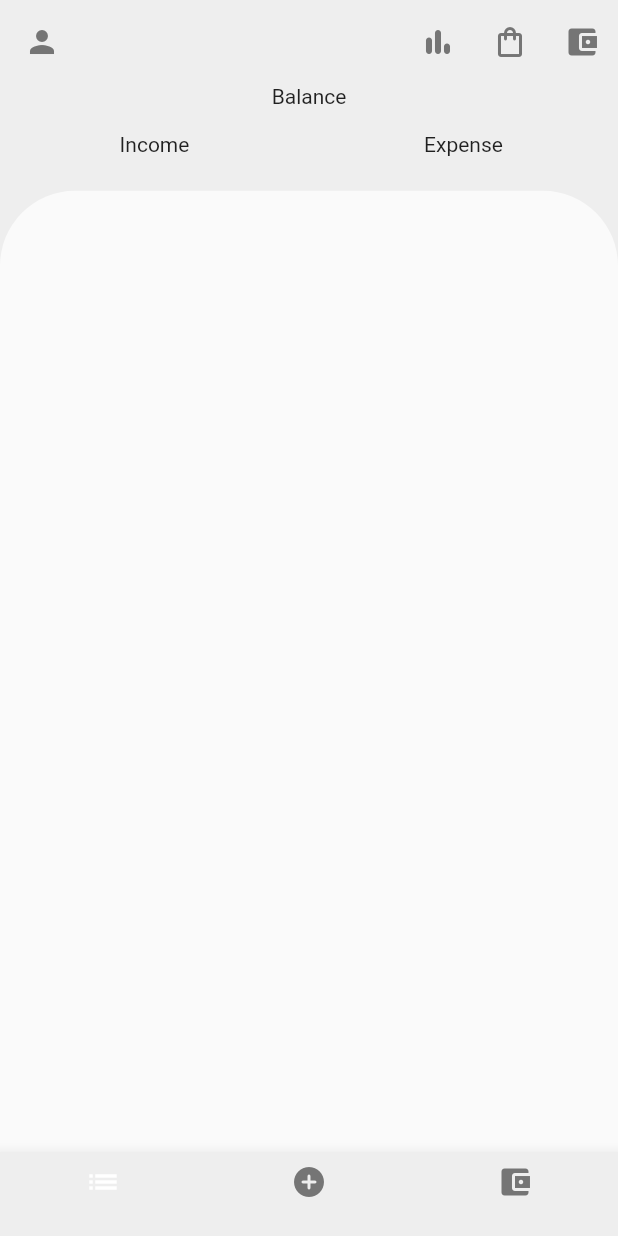
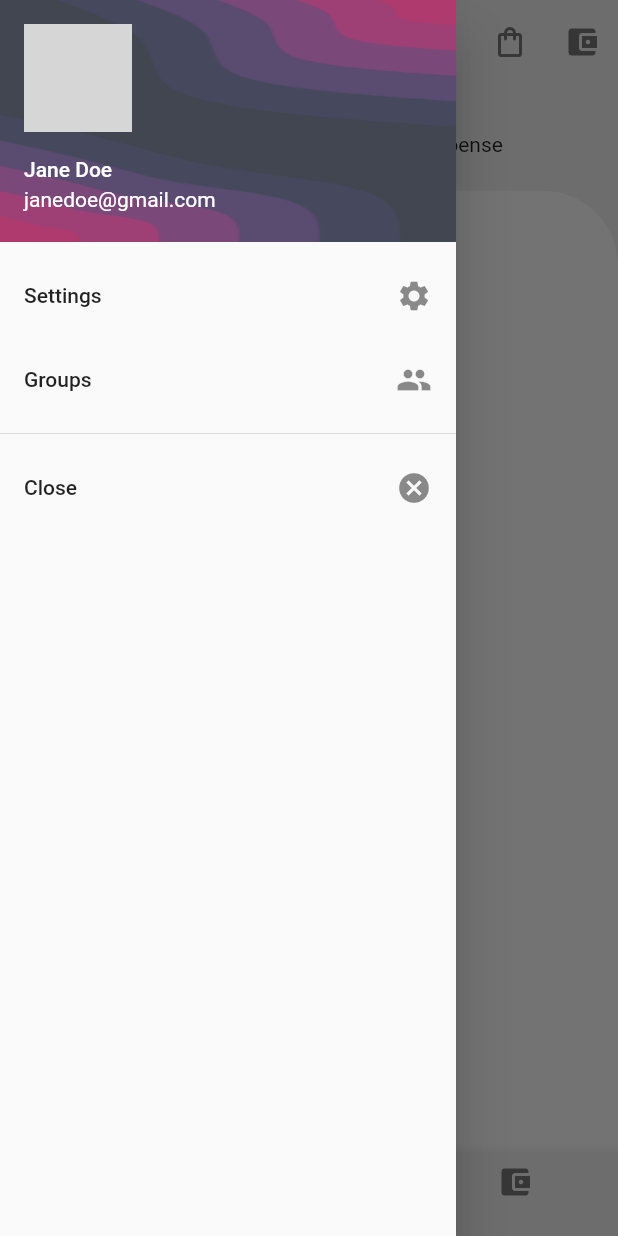
Before and after one commit to foivz/24sata-hackathon-2022-repo2-code-monkeys-1, a Flutter app: the FirstScreen screen opened directly, with the side drawer open (before the commit the screen has no drawer), on a phone screen of 412 x 824 dp. Run offline on Flutter 3.47's test engine with Material 2 defaults, Android fonts, the phone set to English and light mode, and no system bars; our stand-ins replace cloud_firestore, decimal, firebase_core, flutter_signin_button, google_fonts, intro_slider; accounts and stored records are empty; network calls fail; Roboto replaces fonts that are missing (Ubuntu); grey boxes are pictures that could not be loaded.

Commit message:
Added profile drawer.

```diff
--- a/lib/main_screen.dart
+++ b/lib/main_screen.dart
@@ -1,6 +1,8 @@
 import 'package:monkey/pages/analitics_screen.dart';
 import 'package:monkey/widgets/screen_select.dart';
 import 'package:flutter/material.dart';
+
+import 'widgets/profile_drawer.dart';
 
 class FirstScreen extends StatefulWidget {
   const FirstScreen({Key? key}) : super(key: key);
@@ -13,10 +15,10 @@ class _FirstScreenState extends State<FirstScreen> {
   Widget build(BuildContext context) {
     return WillPopScope(
         child: Scaffold(
+          drawer: const SeparatedDrawer(),
             appBar: AppBar(
               backgroundColor: Colors.grey[200],
               foregroundColor: Colors.grey[600],
-              leading: const Icon(Icons.person),
               elevation: 0,
               centerTitle: true,
               actions: <Widget>[
--- /dev/null
+++ b/lib/widgets/profile_drawer.dart
@@ -0,0 +1,60 @@
+import 'package:flutter/material.dart';
+import 'package:monkey/pages/login_screen.dart';
+
+class SeparatedDrawer extends StatefulWidget {
+  const SeparatedDrawer({Key? key}) : super(key: key);
+
+  @override
+  State<SeparatedDrawer> createState() => _SeparatedDrawerState();
+}
+
+class _SeparatedDrawerState extends State<SeparatedDrawer> {
+  @override
+  Widget build(BuildContext context) {
+    return Drawer(
+      child: ListView(
+        children: <Widget>[
+          UserAccountsDrawerHeader(
+              accountName: const Text("Jane Doe"),
+              accountEmail: const Text("janedoe@gmail.com"),
+              currentAccountPicture: GestureDetector(
+                //OnTAP DELETED
+                //REMOVE CONST!!!
+                child: const CircleAvatar(
+                    backgroundImage: NetworkImage("https://cdn.pixabay.com/photo/2018/08/28/12/41/avatar-3637425__340.png")
+                ),
+              ),
+              decoration: const BoxDecoration(
+                  image: DecorationImage(
+                      fit: BoxFit.fill,
+                      image: AssetImage("lib/images/blob.png")
+                  )
+              )
+          ),
+          ListTile(
+              title: const Text("Settings"),
+              trailing: const Icon(Icons.settings),
+              onTap: () {
+                Navigator.of(context).pop();
+                Navigator.of(context).push(MaterialPageRoute(builder: (BuildContext context) => const LoginScreen()));
+              }
+          ),
+          ListTile(
+              title: const Text("Groups"),
+              trailing: const Icon(Icons.group),
+              onTap: () {
+                Navigator.of(context).pop();
+                Navigator.of(context).push(MaterialPageRoute(builder: (BuildContext context) => const LoginScreen()));
+              }
+          ),
+          const Divider(),
+          ListTile(
+            title: const Text("Close"),
+            trailing: const Icon(Icons.cancel),
+            onTap: () => Navigator.of(context).pop(),
+          )
+        ],
+      ),
+    );
+  }
+}
```
